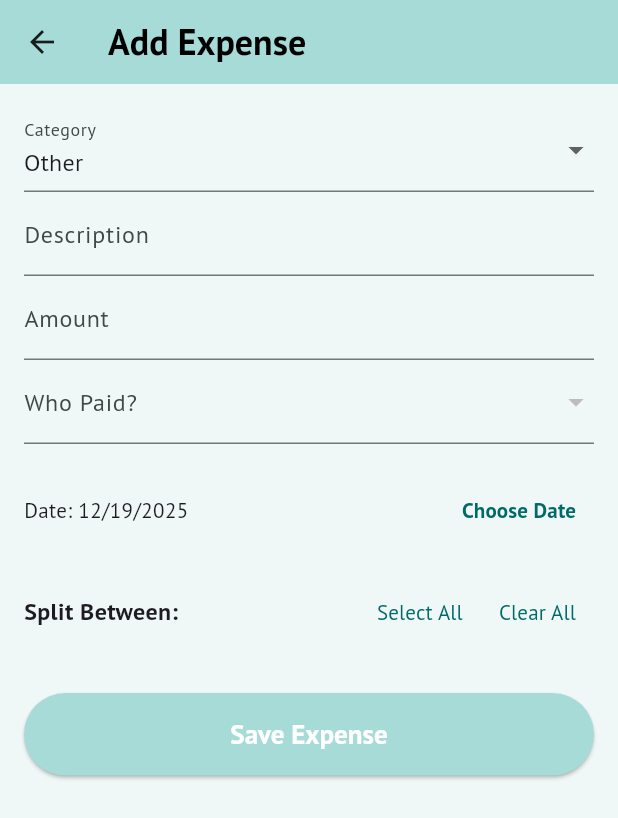
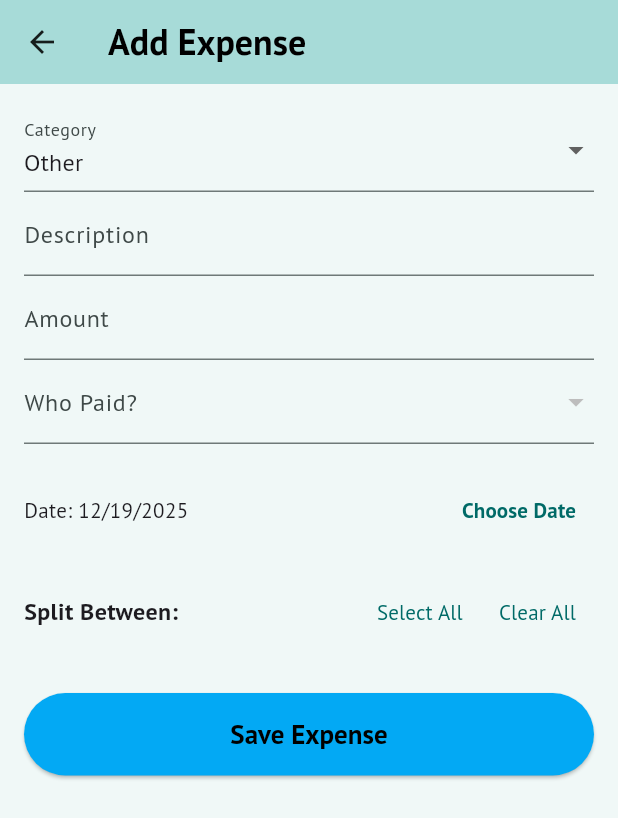
Before and after one commit to BamlakS/Split-Easy, a Flutter app: the screen it shows after launch, after a tap on "Add New Expense", on a phone screen of 412 x 824 dp. Shown: the top 818 px of the screen. Run offline on Flutter 3.47's test engine with Material 3 defaults, Android fonts, the phone set to English and light mode, and no system bars; our stand-ins replace cloud_firestore, firebase_core, fl_chart, google_fonts; accounts and stored records are empty.

Commit message:
style: update button and summary card colors

```diff
--- a/lib/screens/add_expense_screen.dart
+++ b/lib/screens/add_expense_screen.dart
@@ -1,3 +1,4 @@
+
 import 'package:cloud_firestore/cloud_firestore.dart';
 import 'package:flutter/material.dart';
 import 'package:intl/intl.dart';
@@ -212,7 +213,10 @@ class _AddExpenseScreenState extends State<AddExpenseScreen> {
               ElevatedButton(
                 onPressed: _saveExpense,
                 style: ElevatedButton.styleFrom(
-                    backgroundColor: Theme.of(context).primaryColor, padding: const EdgeInsets.symmetric(vertical: 16)),
+                  backgroundColor: Colors.lightBlue,
+                  foregroundColor: Colors.black,
+                  padding: const EdgeInsets.symmetric(vertical: 16),
+                ),
                 child: const Text('Save Expense'),
               ),
             ],
--- a/lib/screens/edit_expense_screen.dart
+++ b/lib/screens/edit_expense_screen.dart
@@ -1,3 +1,4 @@
+
 import 'package:flutter/material.dart';
 import 'package:intl/intl.dart';
 import 'package:provider/provider.dart';
@@ -215,7 +216,8 @@ class _EditExpenseScreenState extends State<EditExpenseScreen> {
               ElevatedButton(
                 onPressed: _saveExpense,
                 style: ElevatedButton.styleFrom(
-                  backgroundColor: Theme.of(context).primaryColor,
+                  backgroundColor: Colors.lightBlue,
+                  foregroundColor: Colors.black,
                   padding: const EdgeInsets.symmetric(vertical: 16),
                 ),
                 child: const Text('Save Changes'),
--- a/lib/screens/home_screen.dart
+++ b/lib/screens/home_screen.dart
@@ -1,3 +1,4 @@
+
 import 'package:flutter/material.dart';
 import 'package:provider/provider.dart';
 import '../models/expense.dart';
@@ -96,7 +97,7 @@ class HomeScreen extends StatelessWidget {
                         title: 'Total Spending',
                         value: '\$${provider.totalSpending.toStringAsFixed(2)}',
                         icon: Icons.monetization_on,
-                        color: const Color(0xFFA7DBD8),
+                        color: Colors.lightBlue,
                         onTap: () => Navigator.of(context).push(
                           MaterialPageRoute(builder: (c) => const ViewExpensesScreen()),
                         ),
```
